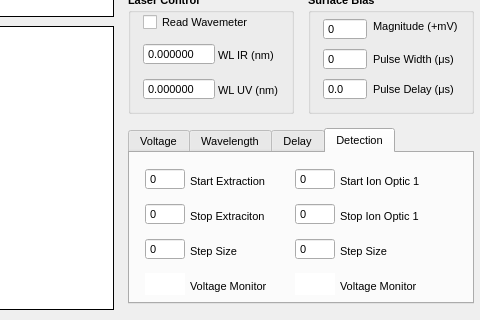
Old version of the form rsegui.ui in the repository mikekohlhoff/ryexpctl; both pictures show x 322 to 802 and y 282 to 602 of the 988 by 602 pixel window.
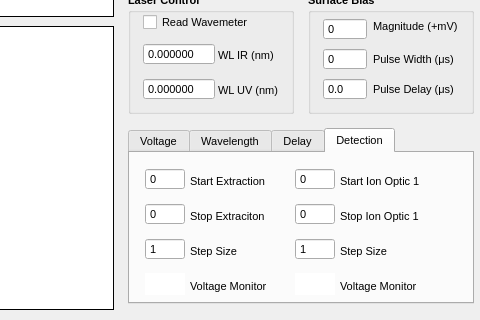
New version of the form. Custom widgets are drawn as their Qt base class.

The edit to the form file:
```diff
--- a/rsegui.ui
+++ b/rsegui.ui
@@ -2695,6 +2695,9 @@
      <property name="maximum">
       <number>100</number>
      </property>
+     <property name="value">
+      <number>1</number>
+     </property>
     </widget>
     <widget class="QLabel" name="label_64">
      <property name="geometry">
@@ -2825,7 +2828,7 @@
       <number>5000</number>
      </property>
      <property name="value">
-      <number>0</number>
+      <number>1</number>
      </property>
     </widget>
     <widget class="QSpinBox" name="inp_stopFieldDet">
```
